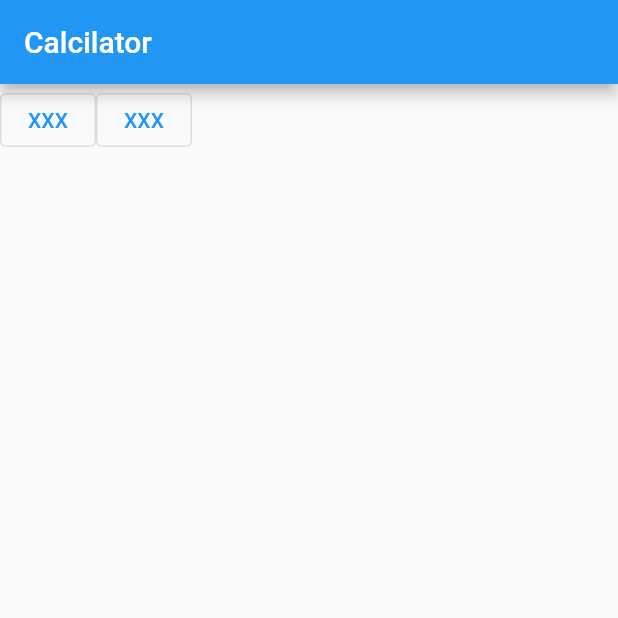
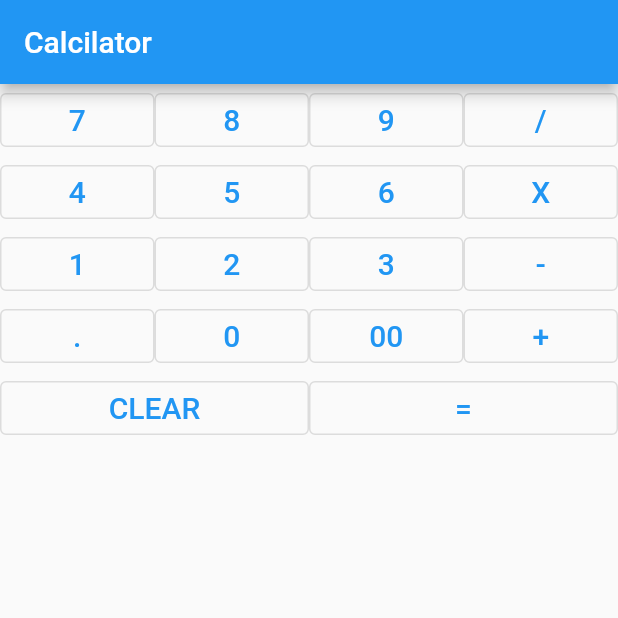
Before and after one commit to Ammarit2545/LAB7_Calculator, a Flutter app: the screen it shows after launch, on a phone screen of 412 x 824 dp, the top half of it. Run offline on Flutter 3.47's test engine with Material 2 defaults, Android fonts, the phone set to English and light mode, and no system bars.

Commit message:
3th - Add Number

```diff
--- a/lib/main.dart
+++ b/lib/main.dart
@@ -12,10 +12,18 @@ class MyApp extends StatefulWidget {
 }
 
 class _MyWidgetState extends State<MyApp> {
-  myButton() {
-    return OutlinedButton(
-      onPressed: () {},
-      child: Text("XXX"),
+  Widget myButton(String buttonLabel) {
+    return Expanded(
+      child: OutlinedButton(
+        // padding : EdgeInsets.all(24),
+        onPressed: () {},
+        child: Text(
+          buttonLabel,
+          style: TextStyle(
+            fontSize: 20,
+          ),
+        ),
+      ),
     );
   }
 
@@ -28,8 +36,40 @@ class _MyWidgetState extends State<MyApp> {
           children: [
             Row(
               children: [
-                myButton(),
-                myButton(),
+                myButton("7"),
+                myButton("8"),
+                myButton("9"),
+                myButton("/"),
+              ],
+            ),
+            Row(
+              children: [
+                myButton("4"),
+                myButton("5"),
+                myButton("6"),
+                myButton("X"),
+              ],
+            ),
+            Row(
+              children: [
+                myButton("1"),
+                myButton("2"),
+                myButton("3"),
+                myButton("-"),
+              ],
+            ),
+            Row(
+              children: [
+                myButton("."),
+                myButton("0"),
+                myButton("00"),
+                myButton("+"),
+              ],
+            ),
+            Row(
+              children: [
+                myButton("CLEAR"),
+                myButton("="),
               ],
             )
           ],
```
